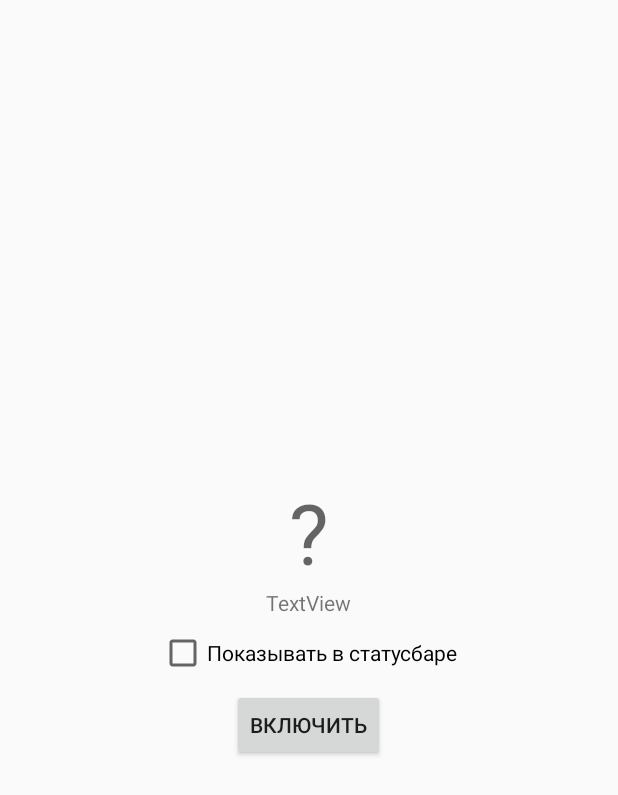
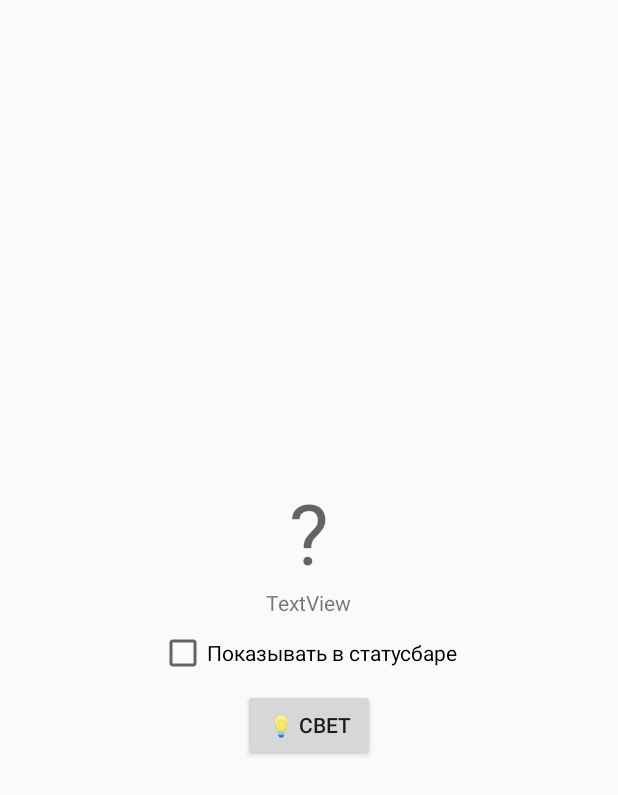
Before and after one commit to messbees/SmartAquarium, an Android app: the layout activity_main.xml on its own in the app's theme, with its tools: preview values and no code run, on a phone screen of 412 x 824 dp. Shown: the top 795 px of the screen. Run offline under Robolectric (Android 15) with nearby library versions, the phone set to English and light mode, and no system bars.

```diff
--- a/app/src/main/res/layout/activity_main.xml
+++ b/app/src/main/res/layout/activity_main.xml
@@ -9,6 +9,21 @@
     <LinearLayout
         android:layout_width="match_parent"
         android:layout_height="wrap_content"
+        android:layout_marginStart="8dp"
+        android:layout_marginLeft="8dp"
+        android:layout_marginTop="8dp"
+        android:layout_marginEnd="8dp"
+        android:layout_marginRight="8dp"
+        android:layout_marginBottom="8dp"
+        android:orientation="horizontal"
+        app:layout_constraintBottom_toBottomOf="parent"
+        app:layout_constraintEnd_toEndOf="parent"
+        app:layout_constraintStart_toStartOf="parent"
+        app:layout_constraintTop_toTopOf="parent">
+
+        <LinearLayout
+            android:layout_width="match_parent"
+            android:layout_height="match_parent"
             android:layout_marginStart="8dp"
             android:layout_marginLeft="8dp"
             android:layout_marginTop="8dp"
@@ -51,11 +66,14 @@
                 android:text="Показывать в статусбаре" />
 
             <Button
-            android:id="@+id/enableButton"
+                android:id="@+id/lightButton"
                 android:layout_width="wrap_content"
                 android:layout_height="wrap_content"
                 android:layout_gravity="center_horizontal"
-            android:text="Включить" />
+                android:text="💡 Свет" />
+
+        </LinearLayout>
+
     </LinearLayout>
 
 </android.support.constraint.ConstraintLayout>
```
Lines whose indentation alone changed are shown as unchanged.
